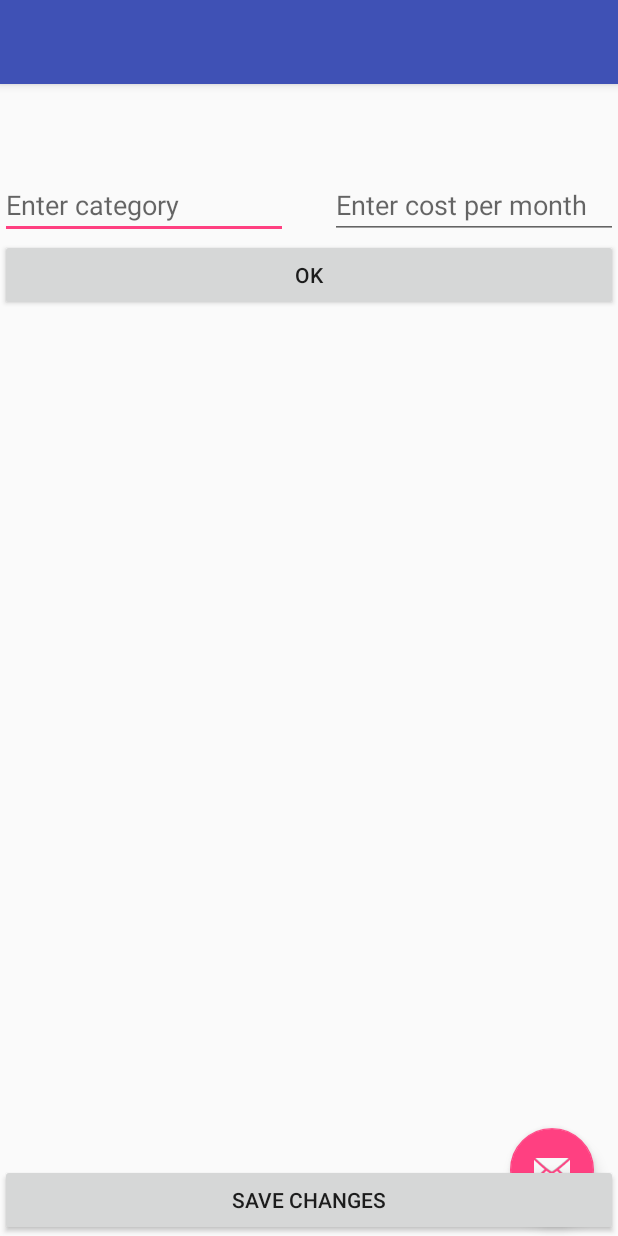
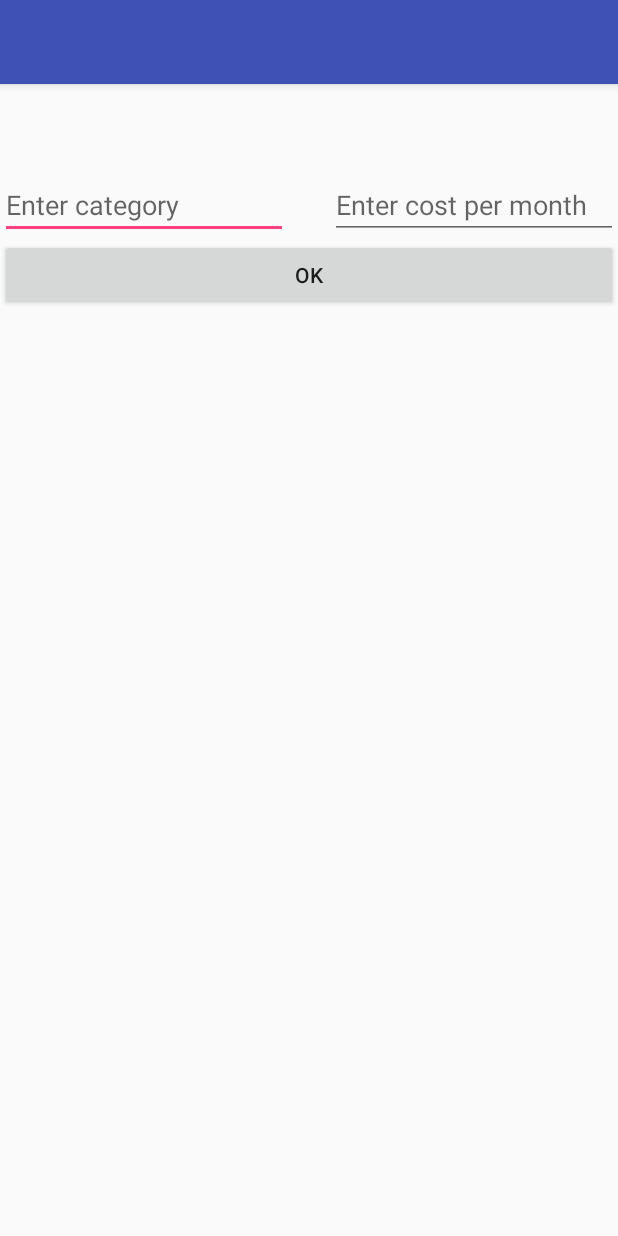
Before and after one commit to tacLog/CollegeMadeSimple, an Android app: the CostSuppliesActivity screen opened directly, with no data from a screen before it, on a phone screen of 412 x 824 dp. Run offline under Robolectric (Android 15) with nearby library versions, the phone set to English and light mode, and no system bars.

Commit message:
Supplies activity can now updated by pushing back button, And changes will now be reflected in the piechart, also managed to get rid of floatingactionbutton without killing the app

```diff
--- a/MakecollegeSimple/app/src/main/res/layout/activity_cost_supplies.xml
+++ b/MakecollegeSimple/app/src/main/res/layout/activity_cost_supplies.xml
@@ -54,15 +54,6 @@
         android:textSize="24sp"
         android:textAlignment="center" />
 
-    <Button
-        android:text="Save Changes"
-        android:layout_width="match_parent"
-        android:layout_height="wrap_content"
-        android:layout_alignParentBottom="true"
-        android:layout_alignParentLeft="true"
-        android:layout_alignParentStart="true"
-        android:id="@+id/confirmButton" />
-
     <TextView
         android:layout_width="wrap_content"
         android:layout_height="wrap_content"
--- a/MakecollegeSimple/app/src/main/res/layout/app_bar_main_menu.xml
+++ b/MakecollegeSimple/app/src/main/res/layout/app_bar_main_menu.xml
@@ -22,14 +22,15 @@
 
     </android.support.design.widget.AppBarLayout>
 
-   <!-- <include layout="@layout/content_main_menu" />-->
 
-    <android.support.design.widget.FloatingActionButton
+
+    <!--   <android.support.design.widget.FloatingActionButton
            android:id="@+id/fab"
            android:layout_width="wrap_content"
            android:layout_height="wrap_content"
            android:layout_gravity="bottom|end"
            android:layout_margin="@dimen/fab_margin"
-        app:srcCompat="@android:drawable/ic_dialog_email" />
+           app:srcCompat="@android:drawable/ic_dialog_email" />-->
+
 
     </android.support.design.widget.CoordinatorLayout>
```
Also changed, not shown: MakecollegeSimple/app/src/main/java/edu/ucsc/makecollegesimple/CostSuppliesActivity.java (+32 -26 lines), MakecollegeSimple/app/src/main/java/edu/ucsc/makecollegesimple/MainMenu.java (+43 -11 lines). Lines whose indentation alone changed are shown as unchanged.
